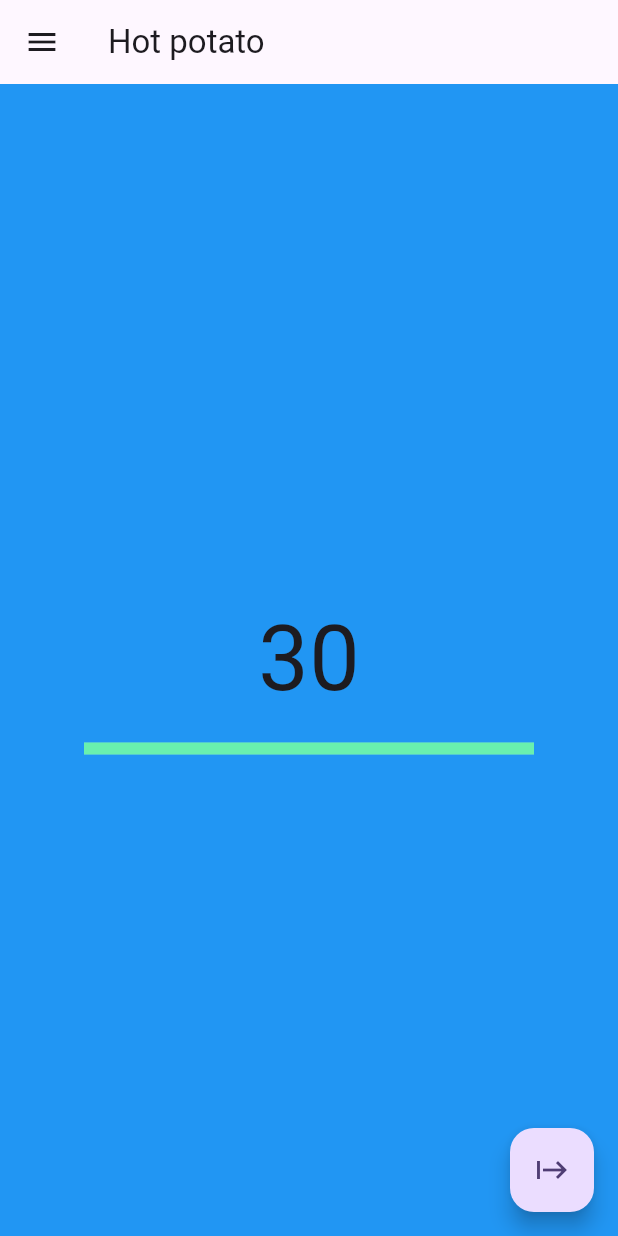
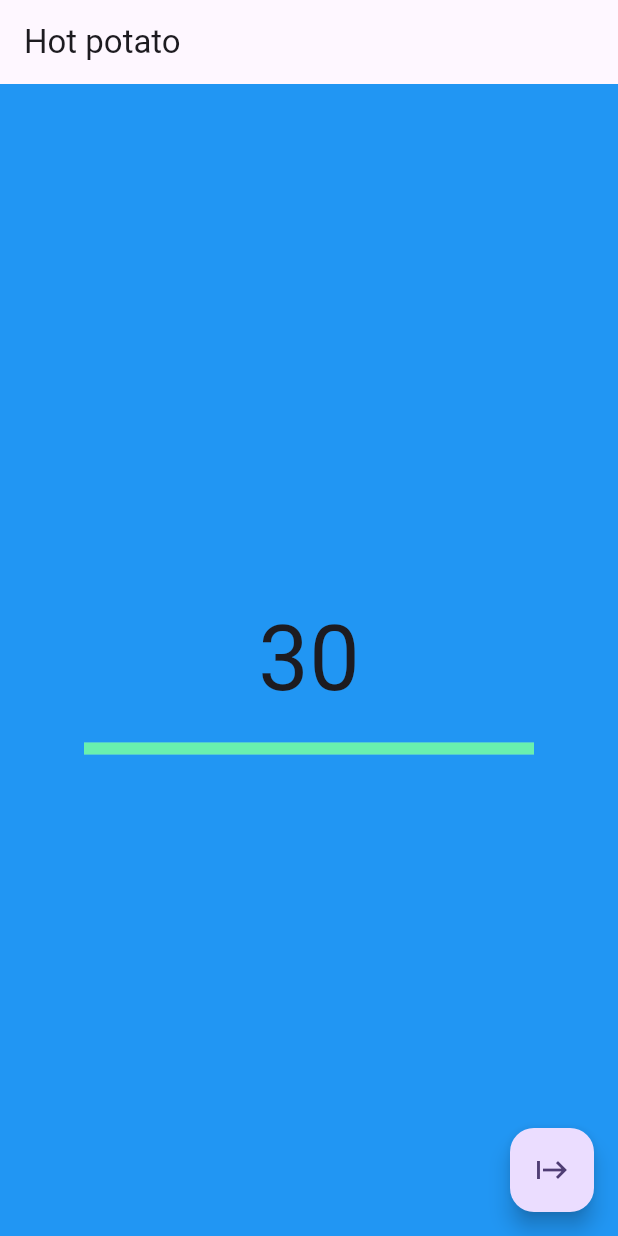
Before and after one commit to codePenta/HotPotato, a Flutter app: the screen it shows after launch, on a phone screen of 412 x 824 dp. Run offline on Flutter 3.47's test engine with Material 3 defaults, Android fonts, the phone set to English and light mode, and no system bars.

Commit message:
Removed profilemanagement feature and removed drawer from main_widget.dart

```diff
--- a/lib/main.dart
+++ b/lib/main.dart
@@ -1,7 +1,6 @@
 import 'package:flutter/material.dart';
 import 'package:hot_potato/ui/main/widgets/main_widget.dart';
 import 'package:hot_potato/ui/math_challenge/view_model/math_challenge_viewmodel.dart';
-import 'package:hot_potato/ui/profile_management/view_models/profile_mangement_viewmodel.dart';
 import 'package:hot_potato/ui/timer/view_model/timer_viewmodel.dart';
 import 'package:provider/provider.dart';
 import 'package:provider/single_child_widget.dart';
@@ -38,13 +37,6 @@ class _MyApp extends State<MyApp> {
         },
       ),
     );
-    availableProviders.add(
-      ChangeNotifierProvider(
-        create: (context) {
-          return ManageProfilesViewModel();
-        },
-      ),
-    );
   }
 
   @override
--- a/lib/ui/main/widgets/main_widget.dart
+++ b/lib/ui/main/widgets/main_widget.dart
@@ -1,6 +1,4 @@
 import 'package:flutter/material.dart';
-import 'package:hot_potato/ui/profile_management/widgets/add_profile_widget.dart';
-import 'package:hot_potato/ui/profile_management/widgets/manage_profiles_widget.dart';
 import 'package:hot_potato/ui/timer/view_model/timer_viewmodel.dart';
 import 'package:hot_potato/ui/timer/widgets/timer_widget.dart';
 import 'package:provider/provider.dart';
@@ -13,74 +11,11 @@ class MainWidget extends StatefulWidget {
 }
 
 class _MainWidget extends State<MainWidget> {
-  int _selectedIndex = 0;
-  static const List<Widget> _widgetOptions = <Widget>[
-    TimerWidget(),
-    AddProfileWidget(),
-    ManageProfilesWidget(),
-  ];
-
-  void _onItemTapped(int index, TimerViewModel viewModel) {
-    setState(() {
-      _selectedIndex = index;
-      viewModel.restartTimer();
-    });
-  }
-
   @override
   Widget build(BuildContext context) {
-    var timerViewModel = Provider.of<TimerViewModel>(context);
     return Scaffold(
-      appBar: AppBar(
-        title: const Text('Hot potato'),
-        leading: Builder(
-          builder: (context) {
-            return IconButton(
-              onPressed: () {
-                Scaffold.of(context).openDrawer();
-              },
-              icon: const Icon(Icons.menu),
-            );
-          },
-        ),
-      ),
-      body: _widgetOptions[_selectedIndex],
-      drawer: Drawer(
-        child: ListView(
-          padding: EdgeInsets.zero,
-          children: [
-            const DrawerHeader(
-              decoration: BoxDecoration(color: Colors.blue),
-              child: Text('Menu'),
-            ),
-
-            ListTile(
-              title: const Text('Game'),
-              selected: _selectedIndex == 0,
-              onTap: () {
-                _onItemTapped(0, timerViewModel);
-                Navigator.pop(context);
-              },
-            ),
-            ListTile(
-              title: const Text('Add player'),
-              selected: _selectedIndex == 1,
-              onTap: () {
-                _onItemTapped(1, timerViewModel);
-                Navigator.pop(context);
-              },
-            ),
-            ListTile(
-              title: const Text('Manage players'),
-              selected: _selectedIndex == 2,
-              onTap: () {
-                _onItemTapped(2, timerViewModel);
-                Navigator.pop(context);
-              },
-            ),
-          ],
-        ),
-      ),
+      appBar: AppBar(title: const Text('Hot potato')),
+      body: TimerWidget(),
     );
   }
 }
--- a/lib/ui/math_challenge/widgets/math_challenge_widget.dart
+++ b/lib/ui/math_challenge/widgets/math_challenge_widget.dart
@@ -28,10 +28,6 @@ class _MathChallengeWidgetState extends State<MathChallengeWidget>
   }
 
   void _submitAnswer(BuildContext context, MathChallengeViewModel viewModel) {
-    // final challengeViewModel = Provider.of<MathChallengeViewModel>(
-    //   context,
-    //   listen: false,
-    // );
     final timerViewModel = Provider.of<TimerViewModel>(context, listen: false);
     final suggestedSolution = _inputController.text;
     final correct = viewModel.checkAnswer(suggestedSolution);
--- a/lib/ui/profile_management/view_models/profile_mangement_viewmodel.dart
+++ /dev/null
@@ -1,16 +0,0 @@
-import 'package:flutter/material.dart';
-import 'package:hot_potato/data/model/profile_model.dart';
-
-class ManageProfilesViewModel extends ChangeNotifier {
-  List<Profile> playerProfiles = List.empty(growable: true);
-
-  ManageProfilesViewModel();
-
-  void addProfile(Profile newProfile) {
-    playerProfiles.add(newProfile);
-  }
-
-  List<Profile> get availableProfiles {
-    return playerProfiles;
-  }
-}
```
Also changed, not shown: lib/ui/profile_management/widgets/add_profile_widget.dart (deleted, +0 -94 lines), lib/ui/profile_management/widgets/manage_profiles_widget.dart (deleted, +0 -55 lines).
